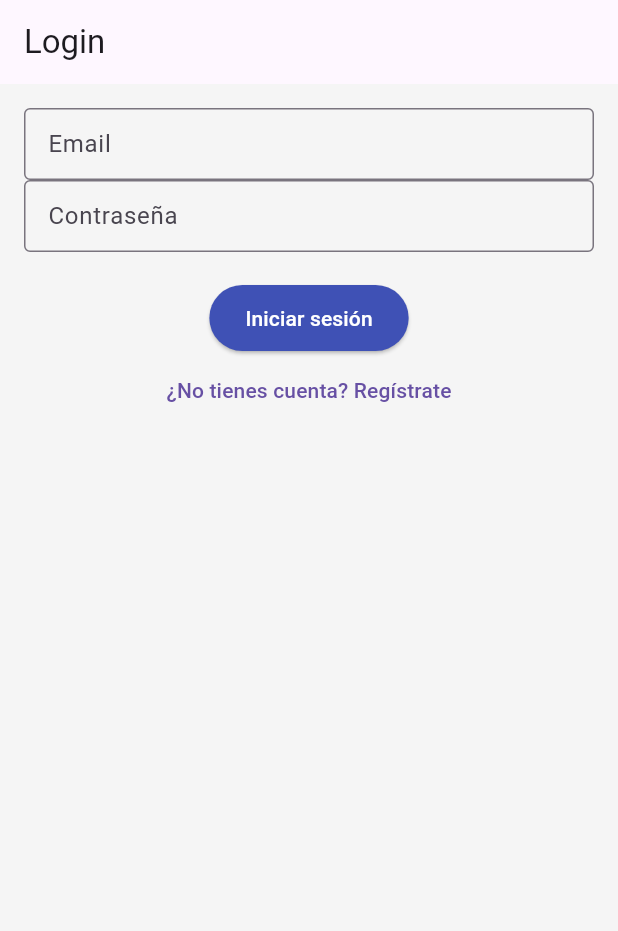
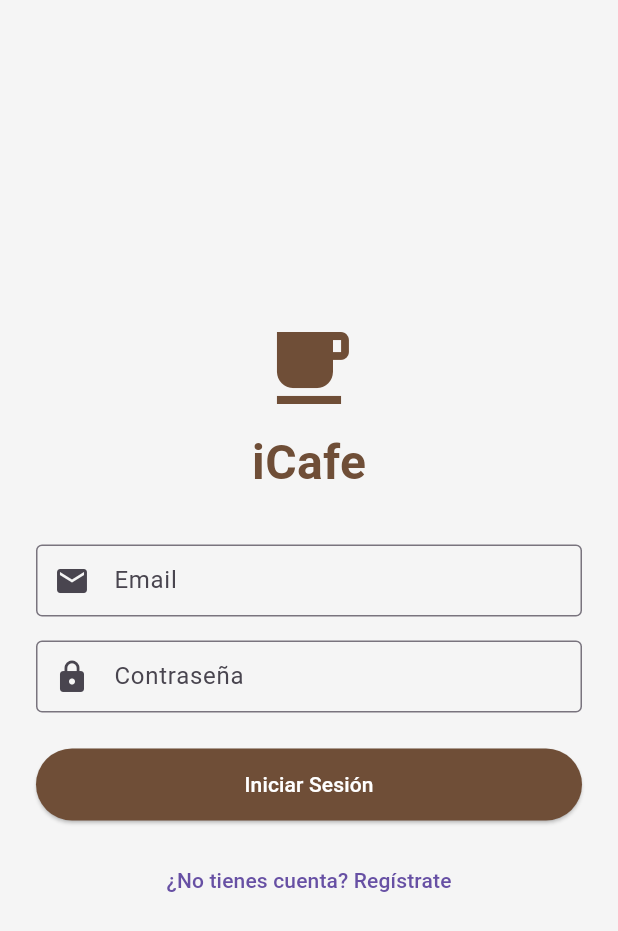
Before and after one commit to 1ACC0238-2520-1807/Flutter-icafe, a Flutter app: the screen it shows after launch, on a phone screen of 412 x 824 dp. Shown: the top 931 px of the screen. Run offline on Flutter 3.47's test engine with Material 3 defaults, Android fonts, the phone set to English and light mode, and no system bars; our stand-ins replace flutter_secure_storage.

Commit message:
Mejora de diseño colo café

```diff
--- a/lib/screens/login_screen.dart
+++ b/lib/screens/login_screen.dart
@@ -20,7 +20,6 @@
 
   Future<void> _login() async {
     if (!_formKey.currentState!.validate()) return;
-
     setState(() {
       _isLoading = true;
       _error = null;
@@ -32,9 +31,7 @@
         _emailController.text.trim(),
         _passwordController.text.trim(),
       );
-
       await SecureStorage.saveToken(user.token);
-
       Navigator.pushReplacement(
         context,
         MaterialPageRoute(builder: (_) => const DashboardScreen()),
@@ -48,46 +45,69 @@
 
   @override
   Widget build(BuildContext context) {
+    const cafeColor = Color(0xFF6F4E37);
+
     return Scaffold(
-      appBar: AppBar(title: const Text('Login')),
-      body: Padding(
-        padding: const EdgeInsets.all(16),
+      backgroundColor: Colors.grey[100],
+      body: Center(
+        child: SingleChildScrollView(
+          padding: const EdgeInsets.all(24),
           child: Form(
             key: _formKey,
             child: Column(
               children: [
+                const Icon(Icons.local_cafe, size: 64, color: cafeColor),
+                const SizedBox(height: 8),
+                const Text('iCafe',
+                    style: TextStyle(
+                        fontSize: 32,
+                        fontWeight: FontWeight.bold,
+                        color: cafeColor)),
+                const SizedBox(height: 32),
                 if (_error != null)
                   Text(_error!, style: const TextStyle(color: Colors.red)),
-
                 TextFormField(
                   controller: _emailController,
-                decoration: const InputDecoration(labelText: 'Email'),
+                  decoration: const InputDecoration(
+                    labelText: 'Email',
+                    prefixIcon: Icon(Icons.email),
+                  ),
                   validator: (value) =>
                   value!.isEmpty ? 'Ingresa tu email' : null,
                 ),
-
+                const SizedBox(height: 16),
                 TextFormField(
                   controller: _passwordController,
-                decoration: const InputDecoration(labelText: 'Contraseña'),
                   obscureText: true,
+                  decoration: const InputDecoration(
+                    labelText: 'Contraseña',
+                    prefixIcon: Icon(Icons.lock),
+                  ),
                   validator: (value) =>
                   value!.isEmpty ? 'Ingresa tu contraseña' : null,
                 ),
-
-              const SizedBox(height: 20),
-
-              ElevatedButton(
+                const SizedBox(height: 24),
+                SizedBox(
+                  width: double.infinity,
+                  child: ElevatedButton(
+                    style: ElevatedButton.styleFrom(
+                      backgroundColor: cafeColor,
+                      foregroundColor: Colors.white,
+                      padding: const EdgeInsets.symmetric(vertical: 14),
+                    ),
                     onPressed: _isLoading ? null : _login,
                     child: _isLoading
                         ? const CircularProgressIndicator()
-                    : const Text('Iniciar sesión'),
+                        : const Text('Iniciar Sesión'),
                   ),
-
+                ),
+                const SizedBox(height: 16),
                 TextButton(
                   onPressed: () {
                     Navigator.push(
                       context,
-                    MaterialPageRoute(builder: (_) => const SignupScreen()),
+                      MaterialPageRoute(
+                          builder: (_) => const SignupScreen()),
                     );
                   },
                   child: const Text('¿No tienes cuenta? Regístrate'),
@@ -96,6 +116,7 @@
             ),
           ),
         ),
+      ),
     );
   }
 }
```
Also changed, not shown: lib/screens/signup_screen.dart (+51 -16 lines). Lines whose indentation alone changed are shown as unchanged.
